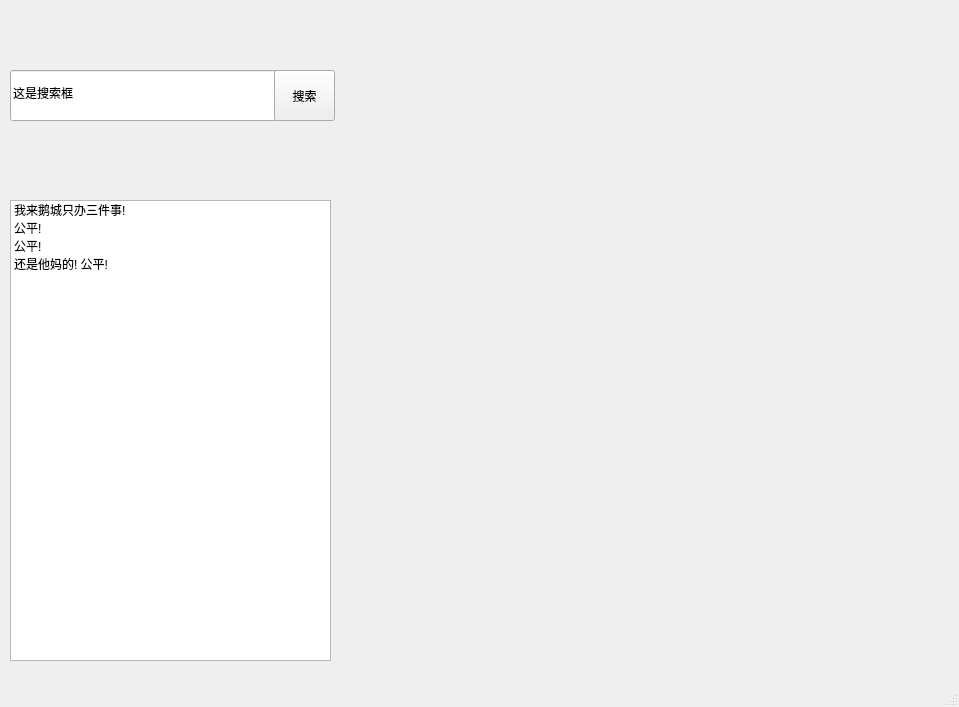
First picture: the form in src/navigation_window.ui, repository tangdouer1005/DataStructure_course_design, before the edit.
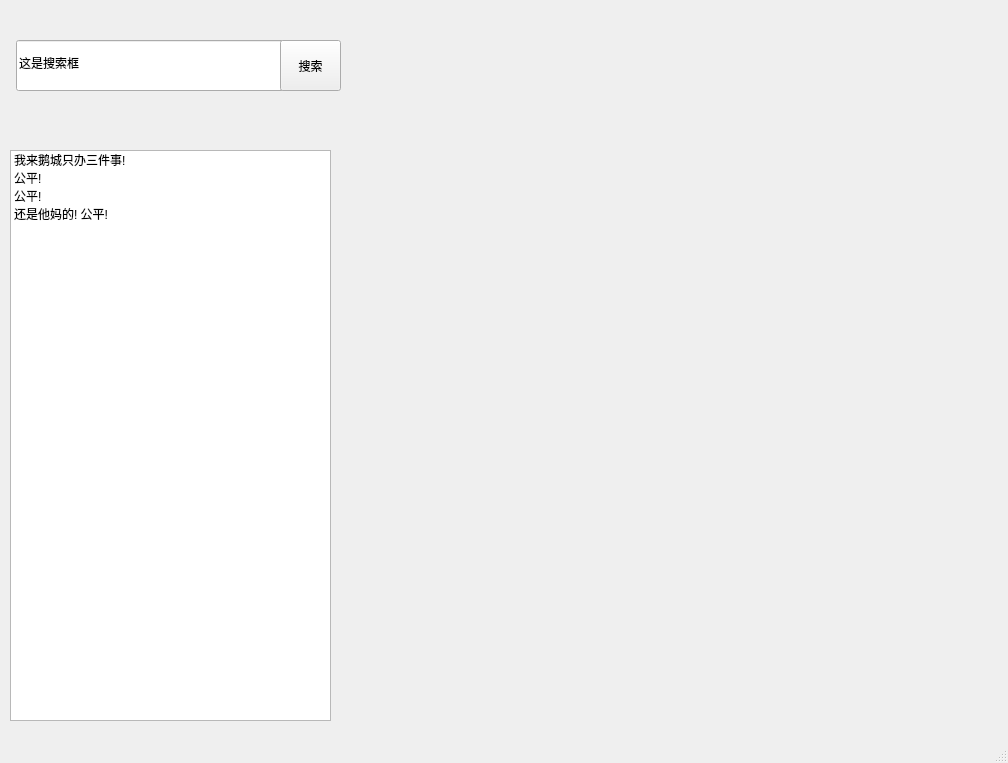
Second picture: the form after the edit. Icons and pictures are not drawn.

```diff
--- a/src/navigation_window.ui
+++ b/src/navigation_window.ui
@@ -6,8 +6,8 @@
    <rect>
     <x>0</x>
     <y>0</y>
-    <width>959</width>
-    <height>707</height>
+    <width>1008</width>
+    <height>763</height>
    </rect>
   </property>
   <property name="windowTitle">
@@ -17,10 +17,10 @@
    <widget class="QLabel" name="label_map">
     <property name="geometry">
      <rect>
-      <x>370</x>
+      <x>360</x>
       <y>10</y>
-      <width>581</width>
-      <height>651</height>
+      <width>631</width>
+      <height>711</height>
      </rect>
     </property>
     <property name="styleSheet">
@@ -33,8 +33,8 @@
    <widget class="QLineEdit" name="search_line">
     <property name="geometry">
      <rect>
-      <x>10</x>
-      <y>70</y>
+      <x>16</x>
+      <y>40</y>
       <width>271</width>
       <height>51</height>
      </rect>
@@ -47,9 +47,9 @@
     <property name="geometry">
      <rect>
       <x>10</x>
-      <y>200</y>
+      <y>150</y>
       <width>321</width>
-      <height>461</height>
+      <height>571</height>
      </rect>
     </property>
     <item>
@@ -76,8 +76,8 @@
    <widget class="QPushButton" name="button_search">
     <property name="geometry">
      <rect>
-      <x>274</x>
-      <y>70</y>
+      <x>280</x>
+      <y>40</y>
       <width>61</width>
       <height>51</height>
      </rect>
```
Left out of the diff: 2 changed lines with no effect on the pictures.
